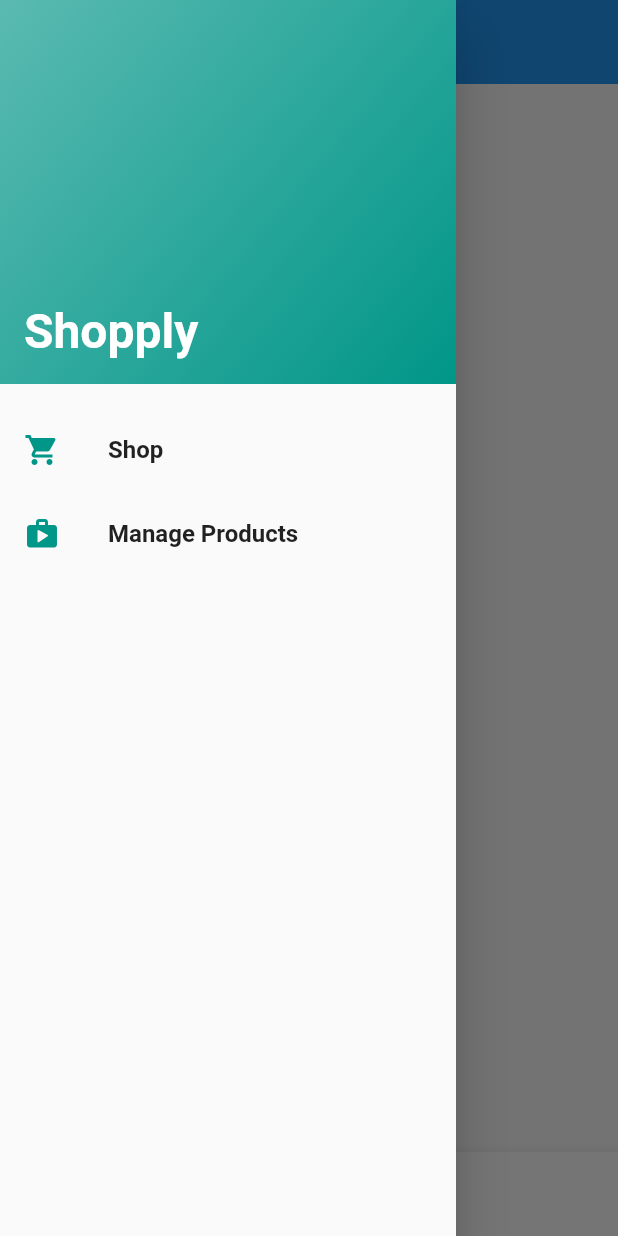
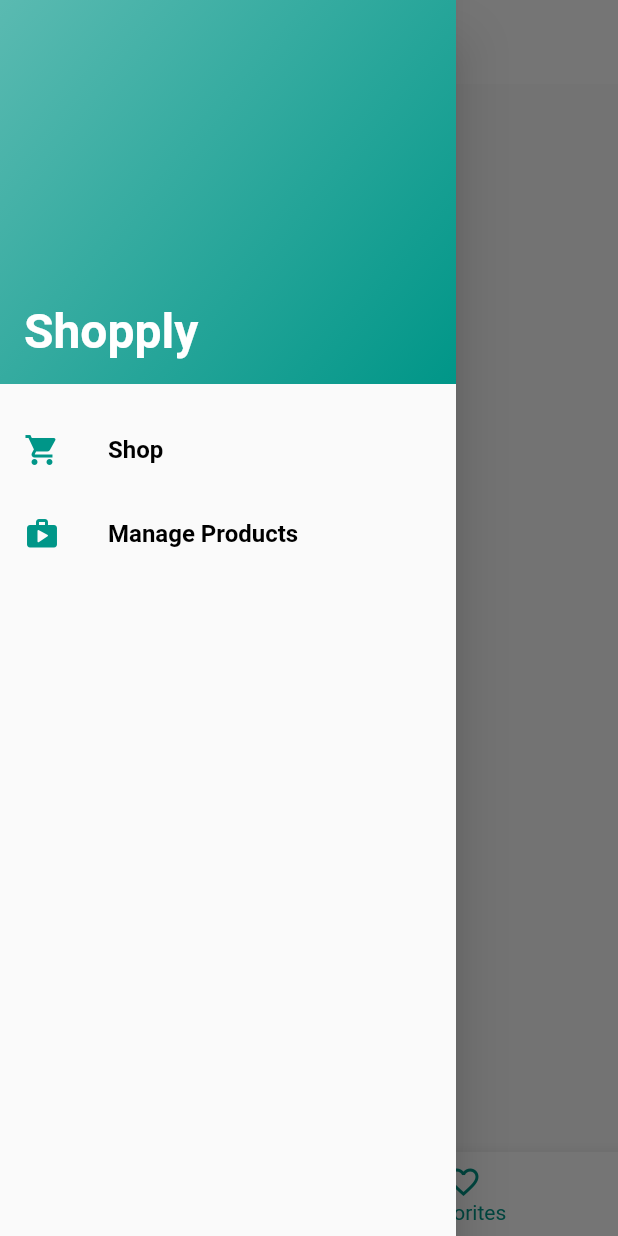
Before and after one commit to edargham/shopply, a Flutter app: the screen it shows after launch, item 2 of the bottom bar chosen, with the side drawer open, on a phone screen of 412 x 824 dp. Run offline on Flutter 3.47's test engine with Material 2 defaults, Android fonts, the phone set to English and light mode, and no system bars; network calls fail.

Commit message:
07/08/2022 - Theme fix.

```diff
--- a/lib/app.dart
+++ b/lib/app.dart
@@ -28,10 +28,45 @@ class App extends StatelessWidget {
         debugShowCheckedModeBanner: false,
         title: 'Shopply',
         theme: ThemeData(
-          // TODO - Fix Themeing...
-          primaryColor: Colors.white,
+          textTheme: const TextTheme(
+            bodyLarge: TextStyle(color: Colors.teal),
+            bodyMedium: TextStyle(color: Colors.black),
+            bodySmall: TextStyle(color: Colors.black),
+          ),
+          primaryColor: Colors.teal,
+          colorScheme: ColorScheme(
+            primary: Colors.white,
+            onPrimary: Colors.black,
+            secondary: Colors.teal,
+            onSecondary: Colors.white,
+            error: Colors.red.shade800,
+            onError: Colors.white,
+            background: Colors.teal,
+            onBackground: Colors.white,
+            surface: Colors.teal,
+            onSurface: Colors.white,
+            brightness: Brightness.light,
+          ),
         ),
-        darkTheme: ThemeData.dark(),
+        darkTheme: ThemeData.dark().copyWith(
+          textTheme: const TextTheme(
+            bodyLarge: TextStyle(color: Colors.teal),
+          ),
+          primaryColor: Colors.teal,
+          colorScheme: ColorScheme(
+            primary: Colors.black12,
+            onPrimary: Colors.white,
+            secondary: Colors.teal,
+            onSecondary: Colors.white,
+            error: Colors.red.shade800,
+            onError: Colors.white,
+            background: Colors.teal,
+            onBackground: Colors.white,
+            surface: Colors.teal,
+            onSurface: Colors.white,
+            brightness: Brightness.light,
+          ),
+        ),
         initialRoute: '/',
         routes: {
           '/': (ctx) => const TabNavigationScreen(),
--- a/lib/screens/tab_navigation_screen/widgets/main_drawer.dart
+++ b/lib/screens/tab_navigation_screen/widgets/main_drawer.dart
@@ -12,13 +12,14 @@ class MainDrawer extends StatelessWidget {
     return ListTile(
       leading: Icon(
         icon,
-        color: Colors.teal,
+        color: Theme.of(context).colorScheme.surface,
       ),
       title: Text(
         caption,
-        style: const TextStyle(
+        style: TextStyle(
           fontWeight: FontWeight.bold,
           fontSize: 16.0,
+          color: Theme.of(context).colorScheme.onPrimary,
         ),
       ),
       onTap: tileTapped,
@@ -38,8 +39,8 @@ class MainDrawer extends StatelessWidget {
             decoration: BoxDecoration(
               gradient: LinearGradient(
                 colors: [
-                  Colors.teal.withOpacity(0.64),
-                  Colors.teal,
+                  Theme.of(context).colorScheme.background.withOpacity(0.64),
+                  Theme.of(context).colorScheme.background,
                 ],
                 begin: Alignment.topLeft,
                 end: Alignment.bottomRight,
```
Also changed, not shown: lib/screens/tab_navigation_screen/tab_navigation_screen.dart (+13 -7 lines), lib/screens/widgets/main_button.dart (+10 -7 lines).
